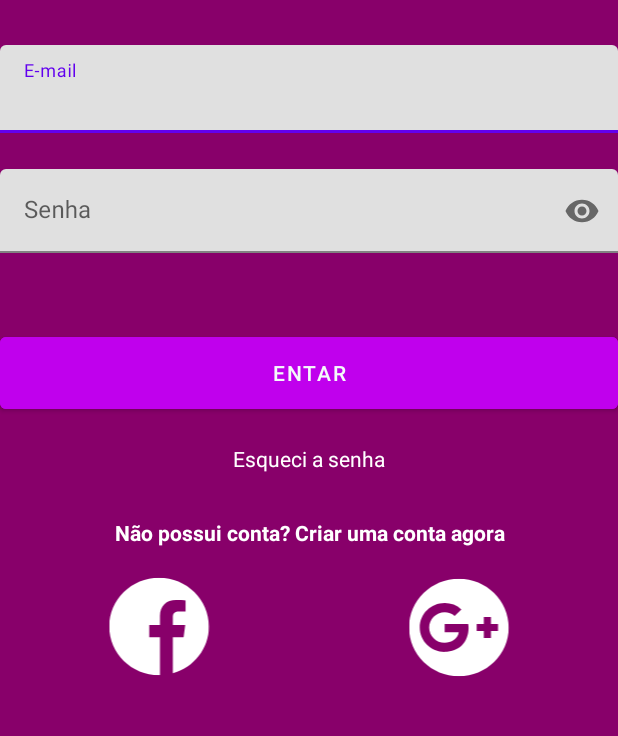
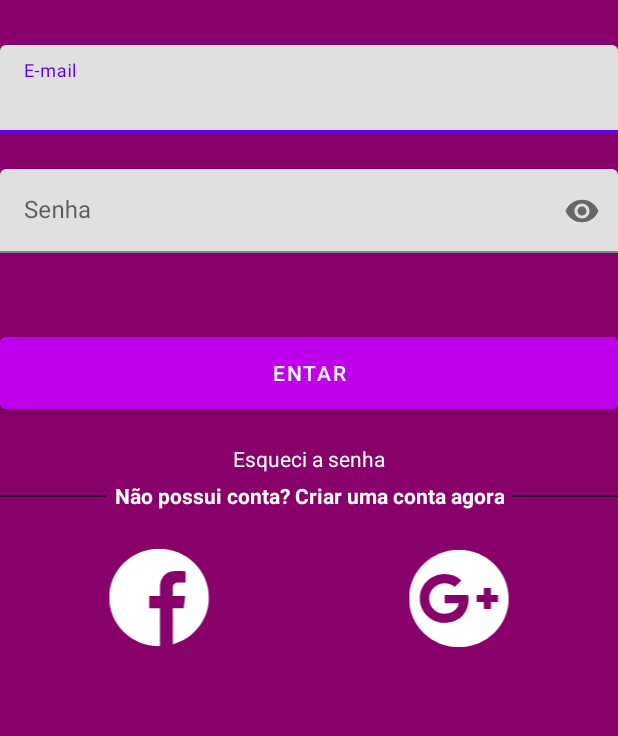
Before and after one commit to MatchMovies/Projeto, an Android app: the screen it shows after launch (LoginActivity), on a phone screen of 412 x 824 dp, the part 191-927 px from its top. Run offline under Robolectric (Android 15) with nearby library versions, the phone set to English and light mode, and no system bars; our stand-ins replace Firebase (no records; nobody signed in at launch, a user with empty details on screens opened directly); libraries missing offline, so code that uses them is left out: com.facebook, com.facebook.login; 1 statement that could not run was skipped.

Commit message:
Login com Facebook e Google

```diff
--- a/app/src/main/AndroidManifest.xml
+++ b/app/src/main/AndroidManifest.xml
@@ -21,8 +21,6 @@
                 "screenSize|smallestScreenSize|screenLayout|orientation"
             android:theme="@style/Theme.AppCompat.Translucent" /> <!-- <activity android:name=".view.MovieDetailsActivity"></activity> -->
         <activity android:name=".view.MovieDetailsActivity" />
-        <activity android:name=".view.HomeMovieActivity"
-            tools:ignore="MissingClass" />
         <activity android:name=".view.ForgotPasswordActivity" /> <!-- <activity android:name=".ActivityContract" /> -->
         <activity android:name=".view.LoginActivity" />
         <activity android:name=".view.HomeActivity"/>
@@ -36,5 +34,9 @@
                 <category android:name="android.intent.category.LAUNCHER" />
             </intent-filter>
         </activity>
+
+        <meta-data
+            android:name="com.facebook.sdk.ApplicationId"
+            android:value="@string/facebook_app_id"/>
     </application>
 </manifest>
--- a/app/src/main/java/com/br/matchmovies/adapter/MovieAdapter.kt
+++ b/app/src/main/java/com/br/matchmovies/adapter/MovieAdapter.kt
@@ -1,11 +1,6 @@
 package com.br.matchmovies.adapter
 
-<<<<<<< HEAD
-import android.content.Intent
-import android.graphics.Movie
-=======
 
->>>>>>> 65169d77d7b3abc13921252e447f24d61d490d1d
 import android.view.LayoutInflater
 import android.view.View
 import android.view.ViewGroup
--- a/app/src/main/java/com/br/matchmovies/fragments/MovieFragment.kt
+++ b/app/src/main/java/com/br/matchmovies/fragments/MovieFragment.kt
@@ -18,10 +18,7 @@ import java.io.Serializable
 import androidx.recyclerview.widget.RecyclerView
 import com.br.matchmovies.R
 import com.br.matchmovies.adapter.HomeMovieAdapter
-<<<<<<< HEAD
-=======
 import com.br.matchmovies.model.modelDetailsList.Item
->>>>>>> 65169d77d7b3abc13921252e447f24d61d490d1d
 import com.br.matchmovies.view.MovieDetailsActivity
 import com.br.matchmovies.viewmodel.MoviesViewModel
 
--- a/app/src/main/java/com/br/matchmovies/fragments/ProfileFragment.kt
+++ b/app/src/main/java/com/br/matchmovies/fragments/ProfileFragment.kt
@@ -51,8 +51,8 @@ class ProfileFragment : Fragment() {
         val viewFragmentContato = inflater.inflate(R.layout.fragment_profile, container, false)
         val view: View = inflater.inflate(R.layout.fragment_profile, container, false)
         //val btnBack = view.findViewById<View>(R.id.btn_voltar) as Button
-        val btnEditProfile = view.findViewById<View>(R.id.btn_editarPerfil) as Button
-        val btnSair = view.findViewById<View>(R.id.ib_exit) as ImageButton
+/*        val btnEditProfile = view.findViewById<View>(R.id.btn_editarPerfil) as Button
+        val btnSair = view.findViewById<View>(R.id.ib_exit) as ImageButton*/
 
    /*    btnBack.setOnClickListener {
             val transition = requireActivity().supportFragmentManager.beginTransaction()
--- a/app/src/main/java/com/br/matchmovies/view/LoginActivity.kt
+++ b/app/src/main/java/com/br/matchmovies/view/LoginActivity.kt
@@ -5,22 +5,59 @@ import android.annotation.SuppressLint
 import android.content.Intent
 import androidx.appcompat.app.AppCompatActivity
 import android.os.Bundle
+import android.util.Log
+import android.view.View
 import android.widget.Button
+import android.widget.ImageView
 import android.widget.TextView
 import android.widget.Toast
 import com.br.matchmovies.R
 import com.br.matchmovies.databinding.ActivityMainLoginBinding
+import com.facebook.AccessToken
+import com.facebook.CallbackManager
+import com.facebook.FacebookCallback
+import com.facebook.FacebookException
+import com.facebook.login.LoginManager
+import com.facebook.login.LoginResult
+import com.google.android.gms.auth.api.signin.GoogleSignIn
+import com.google.android.gms.auth.api.signin.GoogleSignInClient
+import com.google.android.gms.auth.api.signin.GoogleSignInOptions
+import com.google.android.gms.common.SignInButton
+import com.google.android.gms.common.api.ApiException
+import com.google.firebase.auth.FacebookAuthProvider
 import com.google.firebase.auth.FirebaseAuth
+import com.google.firebase.auth.GoogleAuthProvider
+import com.google.firebase.ktx.Firebase
+import java.lang.Exception
+import javax.security.auth.callback.Callback
+import kotlin.math.sign
 
 @SuppressLint("WrongViewCast")
-class LoginActivity : AppCompatActivity() {
+class LoginActivity : AppCompatActivity()
+{
+    private lateinit var binding: ActivityMainLoginBinding
+    lateinit var googleSignInClient: GoogleSignInClient
+    lateinit var firebaseAuth: FirebaseAuth
+    lateinit var callbackManager: CallbackManager
+     var loginManager = LoginManager.getInstance()
+    val button by lazy { findViewById<ImageView>(R.id.facebooklog) }
 
-    private lateinit var binding: ActivityMainLoginBinding
+
 
     override fun onCreate(savedInstanceState: Bundle?) {
         super.onCreate(savedInstanceState)
         binding = ActivityMainLoginBinding.inflate(layoutInflater)
         setContentView(binding.root)
+
+        callbackManager = CallbackManager.Factory.create()
+        firebaseAuth = FirebaseAuth.getInstance()
+
+        val googleSignInOptions = GoogleSignInOptions.Builder(GoogleSignInOptions.DEFAULT_SIGN_IN)
+            .requestIdToken(getString(R.string.default_web_client_id))
+            .requestEmail().requestProfile().build()
+
+        googleSignInClient = GoogleSignIn.getClient(this,googleSignInOptions)
+
 
 
         binding.btcadastrar.setOnClickListener {
@@ -44,7 +81,83 @@ class LoginActivity : AppCompatActivity() {
             }
         }
 
+        button.setOnClickListener {
+            signFacebook()
+        }
+
     }
+
+    fun sigIn(view: View){
+        val signInIntent = googleSignInClient.signInIntent
+        startActivityForResult(signInIntent,200)
+    }
+
+    override fun onActivityResult(requestCode: Int, resultCode: Int, data: Intent?) {
+        super.onActivityResult(requestCode, resultCode, data)
+
+        callbackManager.onActivityResult(requestCode,resultCode, data)
+
+        if(requestCode == 200){
+            val task = GoogleSignIn.getSignedInAccountFromIntent(data)
+            try {
+                val login = task.getResult(ApiException::class.java)
+                firabaseAuthGoogle(login?.idToken!!)
+            }catch (e:ApiException){
+               Toast.makeText(this,"Erro logar a conta",Toast.LENGTH_LONG).show()
+            }catch (e: Exception){
+                Toast.makeText(this,"Erro",Toast.LENGTH_LONG).show()
+            }
+        }
+    }
+
+    private fun firabaseAuthGoogle(idToken: String) {
+        val  credential = GoogleAuthProvider.getCredential(idToken, null)
+        firebaseAuth.signInWithCredential(credential).addOnCompleteListener {
+            if(it.isSuccessful){
+                val intent = Intent(this,HomeActivity::class.java)
+                startActivity(intent)
+                finish()
+            }
+        }
+
+    }
+
+    fun signFacebook(){
+        loginManager.logInWithReadPermissions(this, arrayListOf("email","public_profile"))
+        loginManager.registerCallback(callbackManager, object: FacebookCallback <LoginResult>{
+            override fun onSuccess(result: LoginResult?) {
+                result?.let { firebaseAuthfacebook(it.accessToken) }
+
+
+            }
+
+            override fun onCancel() {
+                Toast.makeText(this@LoginActivity,"Erro logar a conta",Toast.LENGTH_LONG).show()
+
+            }
+
+            override fun onError(error: FacebookException?) {
+                Toast.makeText(this@LoginActivity,"Erro",Toast.LENGTH_LONG).show()
+
+
+            }
+
+
+        })
+    }
+
+    private fun firebaseAuthfacebook(accessToken: AccessToken) {
+        val credential = FacebookAuthProvider.getCredential(accessToken.token)
+        firebaseAuth.signInWithCredential(credential).addOnCompleteListener {
+            if(it.isSuccessful){
+                val intent = Intent(this,HomeActivity::class.java)
+                startActivity(intent)
+                finish()
+            }
+        }
+
+    }
+
 
     private fun AutenticarUsuario(){
 
@@ -68,9 +181,5 @@ class LoginActivity : AppCompatActivity() {
         startActivity(intent)
         finish()
 
-
-
     }
-
-
 }
--- a/app/src/main/java/com/br/matchmovies/viewmodel/MatchsViewModel.kt
+++ b/app/src/main/java/com/br/matchmovies/viewmodel/MatchsViewModel.kt
@@ -1,3 +1,4 @@
+/*
 package com.br.matchmovies.viewmodel
 
 import androidx.lifecycle.MutableLiveData
@@ -25,3 +26,4 @@ class MatchsViewModel : ViewModel() {
                 return listMatchsListSeriados
     }
 }
+*/
--- a/app/src/main/res/layout/activity_main_login.xml
+++ b/app/src/main/res/layout/activity_main_login.xml
@@ -105,17 +105,37 @@
         android:text="Esqueci a senha"
         android:layout_marginTop="17dp"/>
 
-    <TextView
-        android:id="@+id/btcadastrar"
+    <androidx.constraintlayout.widget.ConstraintLayout
         android:layout_width="match_parent"
-        android:layout_height="wrap_content"
-        android:gravity="center"
-        android:text="@string/esqueceu_senha"
-        android:textStyle="bold"
-        android:layout_marginTop="30dp"/>
+        android:layout_height="wrap_content">
+
+        <View
+            android:layout_width="match_parent"
+            android:layout_height="1dp"
+            android:background="#A1000000"
+            app:layout_constraintBottom_toBottomOf="parent"
+            app:layout_constraintTop_toTopOf="parent" />
+
+        <TextView
+            android:id="@+id/btcadastrar"
+            android:layout_width="wrap_content"
+            android:padding="5dp"
+            android:layout_height="wrap_content"
+            android:gravity="center"
+            android:background="@color/CorFundo"
+            android:text="@string/esqueceu_senha"
+            android:textStyle="bold"
+            app:layout_constraintEnd_toEndOf="parent"
+            app:layout_constraintStart_toStartOf="parent"
+            app:layout_constraintTop_toTopOf="parent" />
+
+
+
+    </androidx.constraintlayout.widget.ConstraintLayout>
+
 
     <ImageView
-        android:id="@+id/imageView4"
+        android:id="@+id/facebooklog"
         android:layout_width="100dp"
         android:layout_height="wrap_content"
         app:srcCompat="@drawable/ic_facebook"
@@ -127,10 +147,13 @@
     <ImageView
         android:id="@+id/imageView5"
         android:layout_width="100dp"
+        android:onClick="sigIn"
         android:layout_height="wrap_content"
         android:layout_marginLeft="100dp"
         android:layout_marginTop="-65dp"
         app:srcCompat="@drawable/ic_google"
         tools:ignore="VectorDrawableCompat"
         android:layout_gravity="center"/>
+
+
 </LinearLayout>
--- a/app/src/main/res/values/strings.xml
+++ b/app/src/main/res/values/strings.xml
@@ -15,5 +15,8 @@
     <string name="message_home">Qual vai ser o match de hoje?</string>
     <string name="message_home_movie">Filmes</string>
     <string name="message_home_season">Series</string>
+    <string name="facebook_app_id">513587273003043</string>
+    <string name="fb_login_protocol_scheme">fb513587273003043</string>
+
 
 </resources>
```
Also changed, not shown: app/build.gradle (+7 -3 lines).
